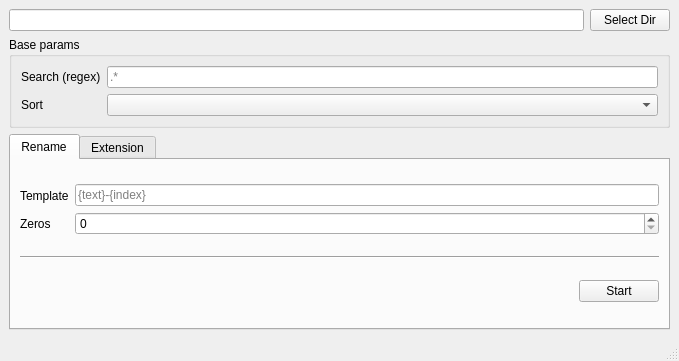
The window that assistantQt/mainwindow.ui (keygenqt/AssistantQt) describes before a commit, drawn with Qt 5.
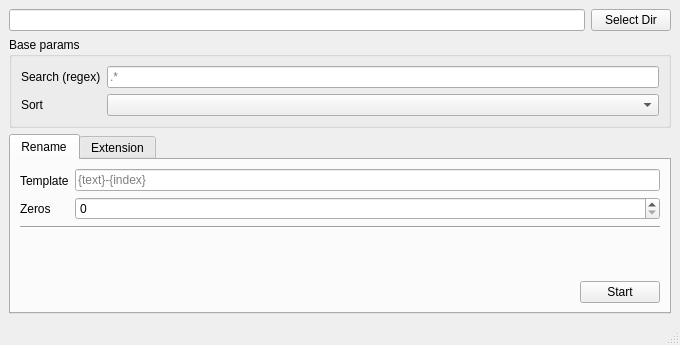
The same window after the commit.

The edit to the form file:
```diff
--- a/assistantQt/mainwindow.ui
+++ b/assistantQt/mainwindow.ui
@@ -6,10 +6,16 @@
    <rect>
     <x>0</x>
     <y>0</y>
-    <width>679</width>
-    <height>361</height>
+    <width>680</width>
+    <height>345</height>
    </rect>
   </property>
+  <property name="maximumSize">
+   <size>
+    <width>16777215</width>
+    <height>16777215</height>
+   </size>
+  </property>
   <property name="windowTitle">
    <string>AssistantQt</string>
   </property>
@@ -92,6 +98,33 @@
           <string>Rename</string>
          </attribute>
          <layout class="QGridLayout" name="gridLayout">
+          <item row="3" column="1">
+           <widget class="QPushButton" name="pushButton_2">
+            <property name="text">
+             <string>Start</string>
+            </property>
+           </widget>
+          </item>
+          <item row="1" column="0" colspan="2">
+           <widget class="Line" name="line">
+            <property name="orientation">
+             <enum>Qt::Horizontal</enum>
+            </property>
+           </widget>
+          </item>
+          <item row="3" column="0">
+           <spacer name="horizontalSpacer">
+            <property name="orientation">
+             <enum>Qt::Horizontal</enum>
+            </property>
+            <property name="sizeHint" stdset="0">
+             <size>
+              <width>40</width>
+              <height>20</height>
+             </size>
+            </property>
+           </spacer>
+          </item>
           <item row="0" column="0" colspan="2">
            <layout class="QHBoxLayout" name="horizontalLayout_3">
             <item>
@@ -143,25 +176,18 @@
            </widget>
           </item>
           <item row="2" column="0">
-           <spacer name="horizontalSpacer">
+           <spacer name="verticalSpacer_2">
             <property name="orientation">
-             <enum>Qt::Horizontal</enum>
+             <enum>Qt::Vertical</enum>
             </property>
             <property name="sizeHint" stdset="0">
              <size>
-              <width>40</width>
-              <height>20</height>
+              <width>20</width>
+              <height>40</height>
              </size>
             </property>
            </spacer>
           </item>
-          <item row="2" column="1">
-           <widget class="QPushButton" name="pushButton_2">
-            <property name="text">
-             <string>Start</string>
-            </property>
-           </widget>
-          </item>
          </layout>
         </widget>
         <widget class="QWidget" name="tab_2">
```
Left out of the diff: 17 changed lines with no effect on the pictures.
